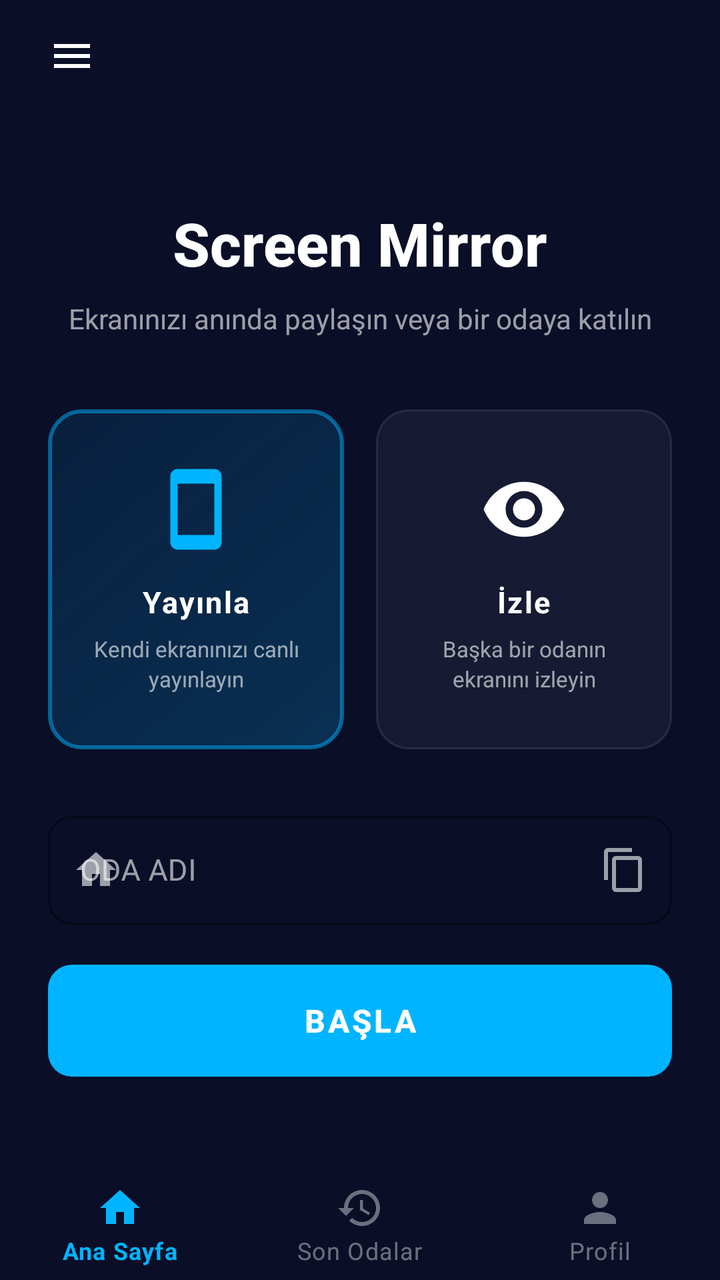
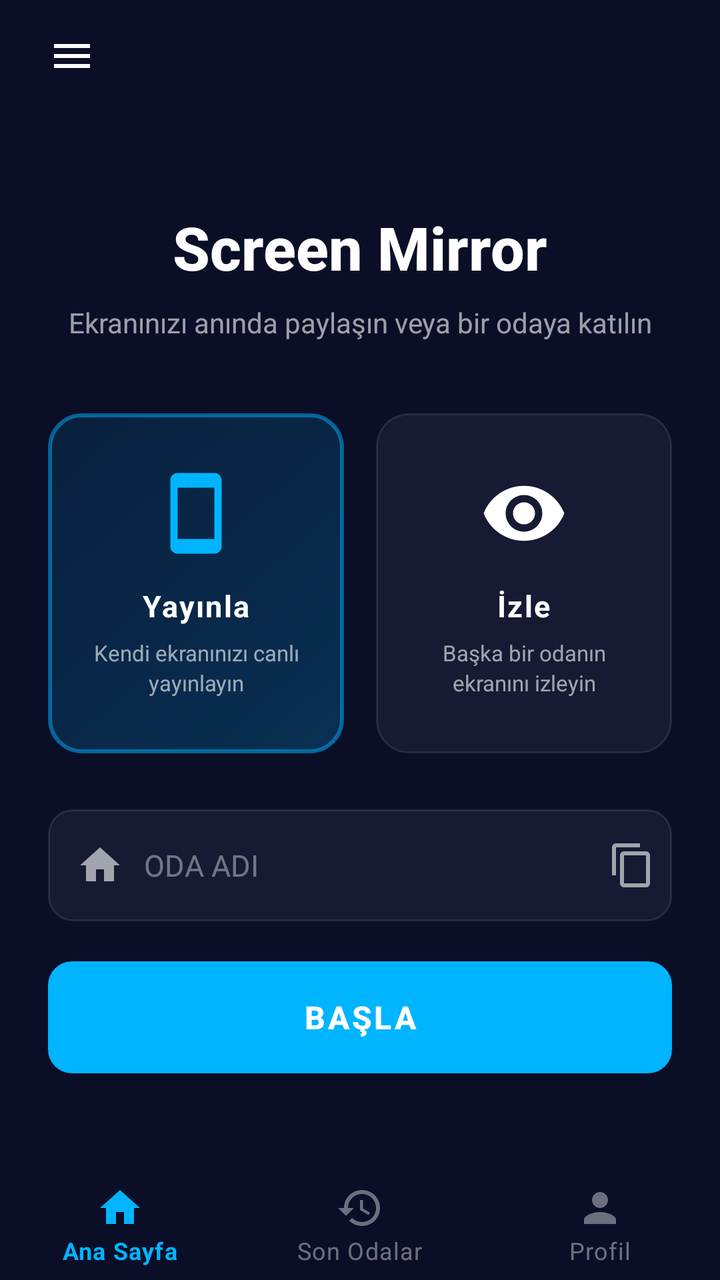

Two renders of the same Android screen: before a commit and after it. Below are the layout's source before the change and the commit's diff.
<!-- AndroidManifest.xml: activity theme Theme.ScreenShare -->
<!-- res/layout/activity_main.xml -->
<?xml version="1.0" encoding="utf-8"?>
<androidx.drawerlayout.widget.DrawerLayout xmlns:android="http://schemas.android.com/apk/res/android"
    xmlns:app="http://schemas.android.com/apk/res-auto"
    android:id="@+id/drawerLayout"
    android:layout_width="match_parent"
    android:layout_height="match_parent"
    android:fitsSystemWindows="true">

    
    <LinearLayout
        android:layout_width="match_parent"
        android:layout_height="match_parent"
        android:orientation="vertical"
        android:fitsSystemWindows="true"
        android:background="@color/bg_dark">

        
        <LinearLayout
            android:layout_width="match_parent"
            android:layout_height="56dp"
            android:orientation="horizontal"
            android:gravity="center_vertical"
            android:paddingHorizontal="16dp">

            <ImageView
                android:id="@+id/btnMenuDrawer"
                android:layout_width="40dp"
                android:layout_height="40dp"
                android:src="@drawable/ic_menu"
                android:padding="8dp"
                android:clickable="true"
                android:focusable="true"
                android:background="?selectableItemBackgroundBorderless" />
        </LinearLayout>

        
        <LinearLayout
            android:layout_width="match_parent"
            android:layout_height="0dp"
            android:layout_weight="1"
            android:orientation="vertical"
            android:gravity="center"
            android:paddingHorizontal="24dp">

            
            <TextView
                android:layout_width="wrap_content"
                android:layout_height="wrap_content"
                android:text="@string/app_name"
                android:textColor="@android:color/white"
                android:textSize="30sp"
                android:textStyle="bold"
                android:fontFamily="sans-serif-medium"
                android:layout_marginBottom="8dp" />

            <TextView
                android:id="@+id/tvSubtitle"
                android:layout_width="wrap_content"
                android:layout_height="wrap_content"
                android:text="@string/main_subtitle"
                android:textColor="@color/text_secondary"
                android:textSize="14sp"
                android:gravity="center"
                android:layout_marginBottom="36dp" />

            
            <LinearLayout
                android:layout_width="match_parent"
                android:layout_height="wrap_content"
                android:orientation="horizontal"
                android:layout_marginBottom="28dp">

                
                <LinearLayout
                    android:id="@+id/btnHostMode"
                    android:layout_width="0dp"
                    android:layout_height="wrap_content"
                    android:layout_weight="1"
                    android:orientation="vertical"
                    android:gravity="center"
                    android:paddingVertical="28dp"
                    android:paddingHorizontal="16dp"
                    android:layout_marginEnd="8dp"
                    android:clickable="true"
                    android:focusable="true"
                    android:background="@drawable/bg_card_active">

                    <ImageView
                        android:layout_width="44dp"
                        android:layout_height="44dp"
                        android:src="@drawable/ic_cast"
                        android:layout_marginBottom="14dp"
                        android:tint="@color/accent" />

                    <TextView
                        android:layout_width="wrap_content"
                        android:layout_height="wrap_content"
                        android:text="@string/main_share"
                        android:textColor="@android:color/white"
                        android:textSize="15sp"
                        android:textStyle="bold"
                        android:letterSpacing="0.05" />

                    <TextView
                        android:layout_width="wrap_content"
                        android:layout_height="wrap_content"
                        android:text="@string/main_share_desc"
                        android:textColor="@color/text_secondary"
                        android:textSize="11sp"
                        android:gravity="center"
                        android:layout_marginTop="6dp"
                        android:lineSpacingExtra="2dp" />
                </LinearLayout>

                
                <LinearLayout
                    android:id="@+id/btnClientMode"
                    android:layout_width="0dp"
                    android:layout_height="wrap_content"
                    android:layout_weight="1"
                    android:orientation="vertical"
                    android:gravity="center"
                    android:paddingVertical="28dp"
                    android:paddingHorizontal="16dp"
                    android:layout_marginStart="8dp"
                    android:clickable="true"
                    android:focusable="true"
                    android:background="@drawable/bg_card_inactive">

                    <ImageView
                        android:layout_width="44dp"
                        android:layout_height="44dp"
                        android:src="@drawable/ic_eye"
                        android:layout_marginBottom="14dp"
                        android:tint="@color/text_secondary" />

                    <TextView
                        android:layout_width="wrap_content"
                        android:layout_height="wrap_content"
                        android:text="@string/main_watch"
                        android:textColor="@android:color/white"
                        android:textSize="15sp"
                        android:textStyle="bold"
                        android:letterSpacing="0.05" />

                    <TextView
                        android:layout_width="wrap_content"
                        android:layout_height="wrap_content"
                        android:text="@string/main_watch_desc"
                        android:textColor="@color/text_secondary"
                        android:textSize="11sp"
                        android:gravity="center"
                        android:layout_marginTop="6dp"
                        android:lineSpacingExtra="2dp" />
                </LinearLayout>
            </LinearLayout>

            
            <com.google.android.material.textfield.TextInputLayout
                android:id="@+id/tilRoom"
                style="@style/Widget.MaterialComponents.TextInputLayout.OutlinedBox"
                android:layout_width="match_parent"
                android:layout_height="wrap_content"
                android:hint="@string/main_room_label"
                app:boxBackgroundMode="outline"
                app:boxCornerRadiusTopStart="12dp"
                app:boxCornerRadiusTopEnd="12dp"
                app:boxCornerRadiusBottomStart="12dp"
                app:boxCornerRadiusBottomEnd="12dp"
                app:boxStrokeColor="@color/accent"
                app:hintTextColor="@color/accent"
                app:hintEnabled="true"
                app:startIconDrawable="@drawable/ic_home"
                app:startIconTint="@color/text_secondary"
                app:endIconMode="custom"
                app:endIconDrawable="@drawable/ic_copy"
                android:layout_marginBottom="20dp">

                <com.google.android.material.textfield.TextInputEditText
                    android:id="@+id/etRoom"
                    android:layout_width="match_parent"
                    android:layout_height="wrap_content"
                    android:inputType="text"
                    android:singleLine="true"
                    android:imeOptions="actionDone"
                    android:textColor="@android:color/white"
                    android:textColorHint="@color/text_hint"
                    android:textSize="15sp" />
            </com.google.android.material.textfield.TextInputLayout>

            
            <Button
                android:id="@+id/btnShare"
                android:layout_width="match_parent"
                android:layout_height="56dp"
                android:background="@drawable/bg_button_accent"
                android:text="@string/main_start"
                android:textColor="@android:color/white"
                android:textSize="16sp"
                android:textStyle="bold"
                android:letterSpacing="0.08"
                android:stateListAnimator="@null" />

            <Button
                android:id="@+id/btnWatch"
                android:layout_width="match_parent"
                android:layout_height="56dp"
                android:background="@drawable/bg_button_accent"
                android:text="@string/main_connect"
                android:textColor="@android:color/white"
                android:textSize="16sp"
                android:textStyle="bold"
                android:letterSpacing="0.08"
                android:stateListAnimator="@null"
                android:visibility="gone" />

            
            <TextView
                android:id="@+id/tvStatus"
                android:layout_width="match_parent"
                android:layout_height="wrap_content"
                android:layout_marginTop="16dp"
                android:gravity="center"
                android:textColor="@color/status_bad"
                android:textSize="13sp"
                android:visibility="gone" />

        </LinearLayout>

        
        <com.google.android.material.bottomnavigation.BottomNavigationView
            android:id="@+id/bottomNav"
            android:layout_width="match_parent"
            android:layout_height="wrap_content"
            android:background="@color/dark_bg"
            app:itemIconTint="@color/bottom_nav_colors"
            app:itemTextColor="@color/bottom_nav_colors"
            app:labelVisibilityMode="labeled"
            app:menu="@menu/bottom_nav_menu" />

    </LinearLayout>

    
    <com.google.android.material.navigation.NavigationView
        android:id="@+id/navigationView"
        android:layout_width="280dp"
        android:layout_height="match_parent"
        android:layout_gravity="start"
        app:headerLayout="@layout/drawer_header"
        app:menu="@menu/drawer_menu" />

</androidx.drawerlayout.widget.DrawerLayout>
<!-- res/layout/drawer_header.xml (included above) -->
<?xml version="1.0" encoding="utf-8"?>
<LinearLayout xmlns:android="http://schemas.android.com/apk/res/android"
    android:layout_width="match_parent"
    android:layout_height="180dp"
    android:background="@drawable/bg_gradient"
    android:gravity="bottom"
    android:orientation="vertical"
    android:padding="16dp">

    <ImageView
        android:layout_width="64dp"
        android:layout_height="64dp"
        android:src="@drawable/ic_cast"
        android:layout_marginBottom="8dp" />

    <TextView
        android:layout_width="wrap_content"
        android:layout_height="wrap_content"
        android:text="@string/drawer_header_title"
        android:textColor="@color/text_primary"
        android:textSize="20sp"
        android:textStyle="bold" />

    <TextView
        android:layout_width="wrap_content"
        android:layout_height="wrap_content"
        android:text="@string/drawer_header_subtitle"
        android:textColor="@color/text_secondary"
        android:textSize="14sp"
        android:layout_marginTop="4dp" />

</LinearLayout>
<!-- resources referenced by this layout -->
<resources>
  <color name="accent">@color/dark_accent</color>
  <color name="bg_dark">@color/dark_bg</color>
  <color name="dark_bg">#FF0A0E27</color>
  <color name="status_bad">@color/dark_status_bad</color>
  <color name="text_hint">@color/dark_text_hint</color>
  <color name="text_primary">@color/dark_text_primary</color>
  <color name="text_secondary">@color/dark_text_secondary</color>
  <string name="app_name">Screen Mirror</string>
  <string name="drawer_header_subtitle">Ekran Paylaşımı v1.0</string>
  <string name="drawer_header_title">ScreenShare</string>
  <string name="main_connect">BAĞLAN</string>
  <string name="main_room_label">ODA ADI</string>
  <string name="main_share">Yayınla</string>
  <string name="main_share_desc">Kendi ekranınızı canlı yayınlayın</string>
  <string name="main_start">BAŞLA</string>
  <string name="main_subtitle">Ekranınızı anında paylaşın veya bir odaya katılın</string>
  <string name="main_watch">İzle</string>
  <string name="main_watch_desc">Başka bir odanın ekranını izleyin</string>
  <style name="Theme.ScreenShare" parent="Theme.MaterialComponents.NoActionBar">
          <item name="android:windowBackground">@color/dark_bg</item>
          <item name="android:statusBarColor">@color/dark_bg</item>
          <item name="android:navigationBarColor">@color/dark_bg</item>
          <item name="colorPrimary">@color/dark_accent</item>
          <item name="colorPrimaryVariant">@color/dark_accent</item>
          <item name="colorOnPrimary">#FFFFFF</item>
          <item name="colorSecondary">@color/dark_accent</item>
          <item name="colorSecondaryVariant">@color/dark_accent</item>
          <item name="colorOnSecondary">#FFFFFF</item>
          <item name="colorSurface">@color/dark_bg_card</item>
          <item name="colorOnSurface">@color/dark_text_primary</item>
          <item name="android:textColorPrimary">@color/dark_text_primary</item>
          <item name="android:textColorSecondary">@color/dark_text_secondary</item>
          <item name="android:textColorHint">@color/dark_text_hint</item>
          <item name="android:editTextColor">@color/dark_text_primary</item>
          <item name="android:windowLightStatusBar">false</item>
          <item name="android:windowLightNavigationBar">false</item>
      </style>
  <color name="dark_accent">#FF00B4FF</color>
  <color name="dark_status_bad">#FFFF1744</color>
  <color name="dark_text_hint">#66FFFFFF</color>
  <color name="dark_text_primary">#FFFFFFFF</color>
  <color name="dark_text_secondary">#99FFFFFF</color>
  <color name="gradient_start">@color/dark_gradient_start</color>
  <color name="gradient_end">@color/dark_gradient_end</color>
  <color name="dark_bg_card">#FF131833</color>
  <color name="dark_gradient_start">#FF0066FF</color>
  <color name="dark_gradient_end">#FF00D4FF</color>
  <!-- unchanged entries left out for length: 9 -->
</resources>

<!-- the commit's change to res/layout/activity_main.xml (unified diff, before → after) -->
@@ -156,37 +156,47 @@
             </LinearLayout>
 
             
-            <com.google.android.material.textfield.TextInputLayout
-                android:id="@+id/tilRoom"
-                style="@style/Widget.MaterialComponents.TextInputLayout.OutlinedBox"
-                android:layout_width="match_parent"
-                android:layout_height="wrap_content"
-                android:hint="@string/main_room_label"
-                app:boxBackgroundMode="outline"
-                app:boxCornerRadiusTopStart="12dp"
-                app:boxCornerRadiusTopEnd="12dp"
-                app:boxCornerRadiusBottomStart="12dp"
-                app:boxCornerRadiusBottomEnd="12dp"
-                app:boxStrokeColor="@color/accent"
-                app:hintTextColor="@color/accent"
-                app:hintEnabled="true"
-                app:startIconDrawable="@drawable/ic_home"
-                app:startIconTint="@color/text_secondary"
-                app:endIconMode="custom"
-                app:endIconDrawable="@drawable/ic_copy"
+            <FrameLayout
+                android:layout_width="match_parent"
+                android:layout_height="wrap_content"
                 android:layout_marginBottom="20dp">
 
-                <com.google.android.material.textfield.TextInputEditText
+                <EditText
                     android:id="@+id/etRoom"
                     android:layout_width="match_parent"
-                    android:layout_height="wrap_content"
+                    android:layout_height="56dp"
+                    android:background="@drawable/bg_room_input"
+                    android:hint="@string/main_room_label"
                     android:inputType="text"
                     android:singleLine="true"
                     android:imeOptions="actionDone"
                     android:textColor="@android:color/white"
                     android:textColorHint="@color/text_hint"
-                    android:textSize="15sp" />
-            </com.google.android.material.textfield.TextInputLayout>
+                    android:textSize="15sp"
+                    android:paddingStart="48dp"
+                    android:paddingEnd="48dp"
+                    android:layout_gravity="center" />
+
+                <ImageView
+                    android:layout_width="24dp"
+                    android:layout_height="24dp"
+                    android:src="@drawable/ic_home"
+                    android:layout_gravity="center_vertical"
+                    android:layout_marginStart="14dp"
+                    app:tint="@color/text_secondary" />
+
+                <ImageView
+                    android:id="@+id/btnCopyRoom"
+                    android:layout_width="40dp"
+                    android:layout_height="40dp"
+                    android:src="@drawable/ic_copy"
+                    android:padding="8dp"
+                    android:layout_gravity="center_vertical|end"
+                    android:clickable="true"
+                    android:focusable="true"
+                    android:background="?selectableItemBackgroundBorderless"
+                    app:tint="@color/text_secondary" />
+            </FrameLayout>
 
             
             <Button
<!-- resource entries referenced after the edit -->
@@ -7,6 +7,16 @@
   <color name="text_hint">@color/dark_text_hint</color>
   <color name="text_primary">@color/dark_text_primary</color>
   <color name="text_secondary">@color/dark_text_secondary</color>
+  <!-- drawable bg_room_input (drawable) -->
+  <?xml version="1.0" encoding="utf-8"?>
+  <shape xmlns:android="http://schemas.android.com/apk/res/android"
+      android:shape="rectangle">
+      <solid android:color="#0DFFFFFF" />
+      <corners android:radius="12dp" />
+      <stroke
+          android:width="1dp"
+          android:color="#1AFFFFFF" />
+  </shape>
   <string name="app_name">Screen Mirror</string>
   <string name="drawer_header_subtitle">Ekran Paylaşımı v1.0</string>
   <string name="drawer_header_title">ScreenShare</string>
@@ -30,6 +40,12 @@
           <item name="colorOnSecondary">#FFFFFF</item>
           <item name="colorSurface">@color/dark_bg_card</item>
           <item name="colorOnSurface">@color/dark_text_primary</item>
+          <item name="colorOnSurfaceVariant">@color/dark_text_secondary</item>
+          <item name="colorSurfaceVariant">@color/dark_bg_input</item>
+          <item name="colorSurfaceContainerHigh">@color/dark_surface_container_high</item>
+          <item name="colorSurfaceContainerLow">@color/dark_surface_container_low</item>
+          <item name="colorOutline">@color/dark_border</item>
+          <item name="colorOutlineVariant">@color/dark_border</item>
           <item name="android:textColorPrimary">@color/dark_text_primary</item>
           <item name="android:textColorSecondary">@color/dark_text_secondary</item>
           <item name="android:textColorHint">@color/dark_text_hint</item>
@@ -45,6 +61,10 @@
   <color name="gradient_start">@color/dark_gradient_start</color>
   <color name="gradient_end">@color/dark_gradient_end</color>
   <color name="dark_bg_card">#FF131833</color>
+  <color name="dark_bg_input">#FF1A1F3D</color>
+  <color name="dark_surface_container_high">#FF1E2340</color>
+  <color name="dark_surface_container_low">#FF0D1120</color>
+  <color name="dark_border">#1AFFFFFF</color>
   <color name="dark_gradient_start">#FF0066FF</color>
   <color name="dark_gradient_end">#FF00D4FF</color>
   <!-- unchanged entries left out for length: 9 -->
